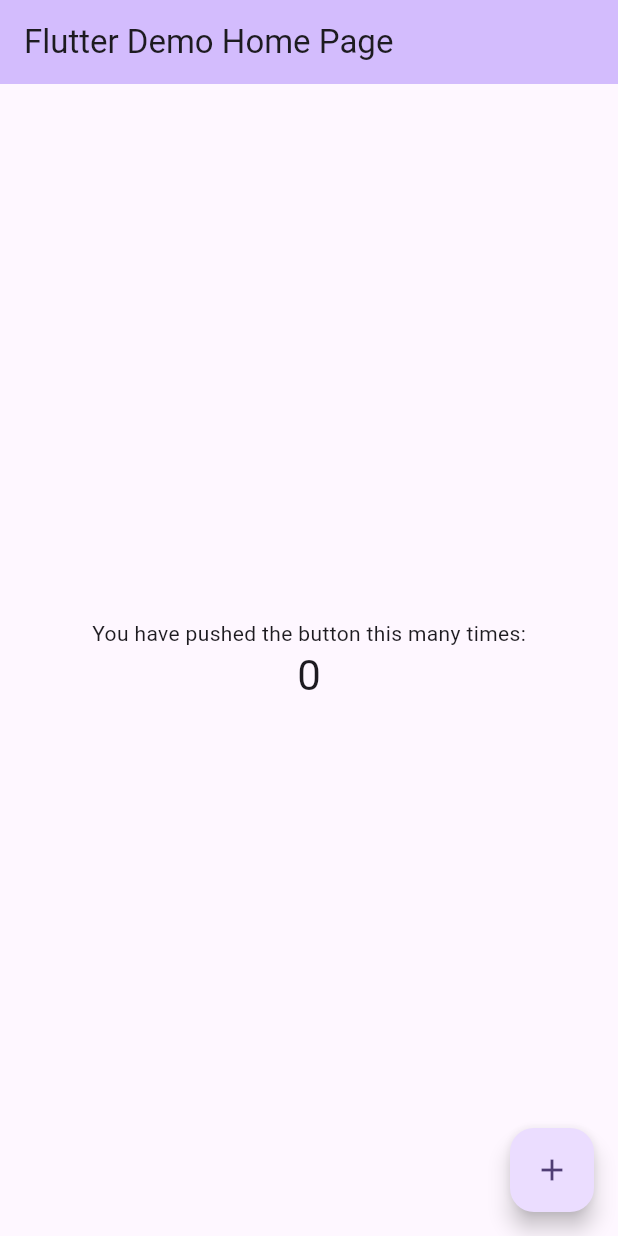
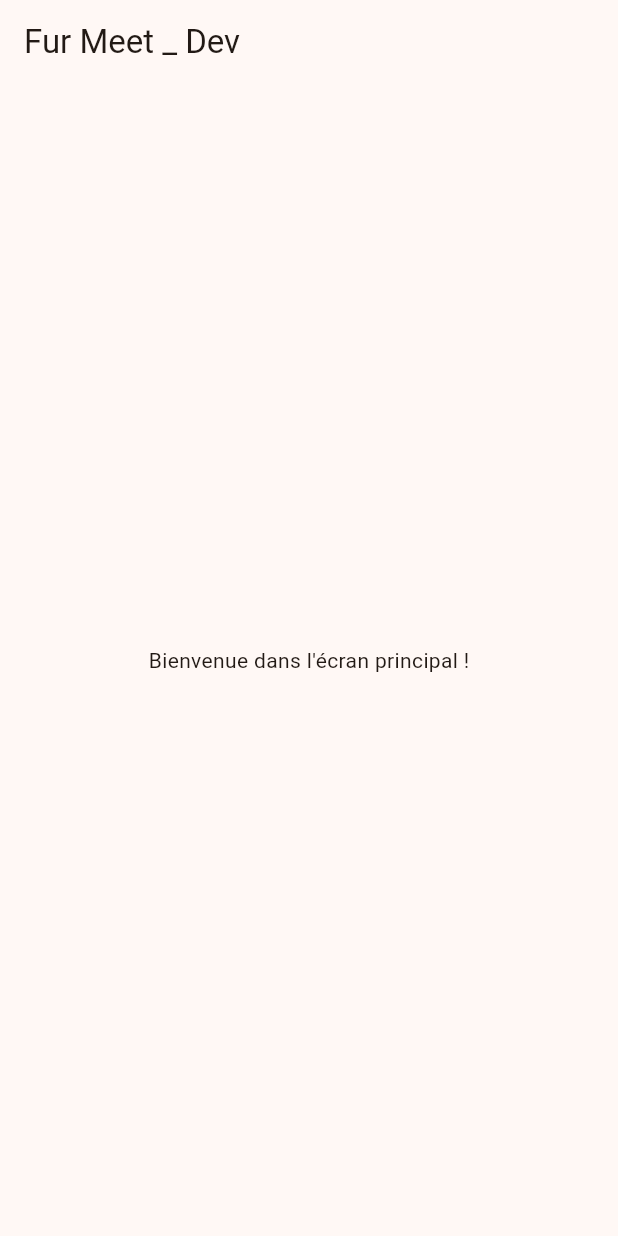
Before and after one commit to Juju-archy/furmeetdev, a Flutter app: the screen it shows after launch, on a phone screen of 412 x 824 dp. Run offline on Flutter 3.47's test engine with Material 2 defaults, Android fonts, the phone set to English and light mode, and no system bars.

Commit message:
architecture construction

```diff
--- a/Flutter/furmeetdev/lib/main.dart
+++ b/Flutter/furmeetdev/lib/main.dart
@@ -1,125 +1,20 @@
 import 'package:flutter/material.dart';
+import 'package:furmeetdev/presentation/screens/home.dart';
 
 void main() {
-  runApp(const MyApp());
+  runApp(MyApp());
 }
 
 class MyApp extends StatelessWidget {
-  const MyApp({super.key});
-
-  // This widget is the root of your application.
   @override
   Widget build(BuildContext context) {
     return MaterialApp(
-      title: 'Flutter Demo',
+      title: 'Mon Application',
       theme: ThemeData(
-        // This is the theme of your application.
-        //
-        // TRY THIS: Try running your application with "flutter run". You'll see
-        // the application has a blue toolbar. Then, without quitting the app,
-        // try changing the seedColor in the colorScheme below to Colors.green
-        // and then invoke "hot reload" (save your changes or press the "hot
-        // reload" button in a Flutter-supported IDE, or press "r" if you used
-        // the command line to start the app).
-        //
-        // Notice that the counter didn't reset back to zero; the application
-        // state is not lost during the reload. To reset the state, use hot
-        // restart instead.
-        //
-        // This works for code too, not just values: Most code changes can be
-        // tested with just a hot reload.
-        colorScheme: ColorScheme.fromSeed(seedColor: Colors.deepPurple),
+        colorScheme: ColorScheme.fromSeed(seedColor: Color.fromRGBO(100, 78, 64, 100.0)),
         useMaterial3: true,
       ),
-      home: const MyHomePage(title: 'Flutter Demo Home Page'),
+      home: HomeScreen(),
     );
   }
 }
-
-class MyHomePage extends StatefulWidget {
-  const MyHomePage({super.key, required this.title});
-
-  // This widget is the home page of your application. It is stateful, meaning
-  // that it has a State object (defined below) that contains fields that affect
-  // how it looks.
-
-  // This class is the configuration for the state. It holds the values (in this
-  // case the title) provided by the parent (in this case the App widget) and
-  // used by the build method of the State. Fields in a Widget subclass are
-  // always marked "final".
-
-  final String title;
-
-  @override
-  State<MyHomePage> createState() => _MyHomePageState();
-}
-
-class _MyHomePageState extends State<MyHomePage> {
-  int _counter = 0;
-
-  void _incrementCounter() {
-    setState(() {
-      // This call to setState tells the Flutter framework that something has
-      // changed in this State, which causes it to rerun the build method below
-      // so that the display can reflect the updated values. If we changed
-      // _counter without calling setState(), then the build method would not be
-      // called again, and so nothing would appear to happen.
-      _counter++;
-    });
-  }
-
-  @override
-  Widget build(BuildContext context) {
-    // This method is rerun every time setState is called, for instance as done
-    // by the _incrementCounter method above.
-    //
-    // The Flutter framework has been optimized to make rerunning build methods
-    // fast, so that you can just rebuild anything that needs updating rather
-    // than having to individually change instances of widgets.
-    return Scaffold(
-      appBar: AppBar(
-        // TRY THIS: Try changing the color here to a specific color (to
-        // Colors.amber, perhaps?) and trigger a hot reload to see the AppBar
-        // change color while the other colors stay the same.
-        backgroundColor: Theme.of(context).colorScheme.inversePrimary,
-        // Here we take the value from the MyHomePage object that was created by
-        // the App.build method, and use it to set our appbar title.
-        title: Text(widget.title),
-      ),
-      body: Center(
-        // Center is a layout widget. It takes a single child and positions it
-        // in the middle of the parent.
-        child: Column(
-          // Column is also a layout widget. It takes a list of children and
-          // arranges them vertically. By default, it sizes itself to fit its
-          // children horizontally, and tries to be as tall as its parent.
-          //
-          // Column has various properties to control how it sizes itself and
-          // how it positions its children. Here we use mainAxisAlignment to
-          // center the children vertically; the main axis here is the vertical
-          // axis because Columns are vertical (the cross axis would be
-          // horizontal).
-          //
-          // TRY THIS: Invoke "debug painting" (choose the "Toggle Debug Paint"
-          // action in the IDE, or press "p" in the console), to see the
-          // wireframe for each widget.
-          mainAxisAlignment: MainAxisAlignment.center,
-          children: <Widget>[
-            const Text(
-              'You have pushed the button this many times:',
-            ),
-            Text(
-              '$_counter',
-              style: Theme.of(context).textTheme.headlineMedium,
-            ),
-          ],
-        ),
-      ),
-      floatingActionButton: FloatingActionButton(
-        onPressed: _incrementCounter,
-        tooltip: 'Increment',
-        child: const Icon(Icons.add),
-      ), // This trailing comma makes auto-formatting nicer for build methods.
-    );
-  }
-}
--- /dev/null
+++ b/Flutter/furmeetdev/lib/presentation/screens/home.dart
@@ -0,0 +1,15 @@
+import 'package:flutter/material.dart';
+
+class HomeScreen extends StatelessWidget {
+  @override
+  Widget build(BuildContext context) {
+    return Scaffold(
+      appBar: AppBar(
+        title: Text('Fur Meet _ Dev'),
+      ),
+      body: Center(
+        child: Text('Bienvenue dans l\'écran principal !'),
+      ),
+    );
+  }
+}
--- a/Flutter/furmeetdev/pubspec.yaml
+++ b/Flutter/furmeetdev/pubspec.yaml
@@ -35,6 +35,7 @@ dependencies:
   # The following adds the Cupertino Icons font to your application.
   # Use with the CupertinoIcons class for iOS style icons.
   cupertino_icons: ^1.0.2
+  http: ^1.1.0
 
 dev_dependencies:
   flutter_test:
```
Also changed, not shown: Flutter/furmeetdev/assets/images/logo_furmeet.png (added), Flutter/furmeetdev/assets/images/logo_furmeet_icon.png (added), Flutter/furmeetdev/pubspec.lock.
